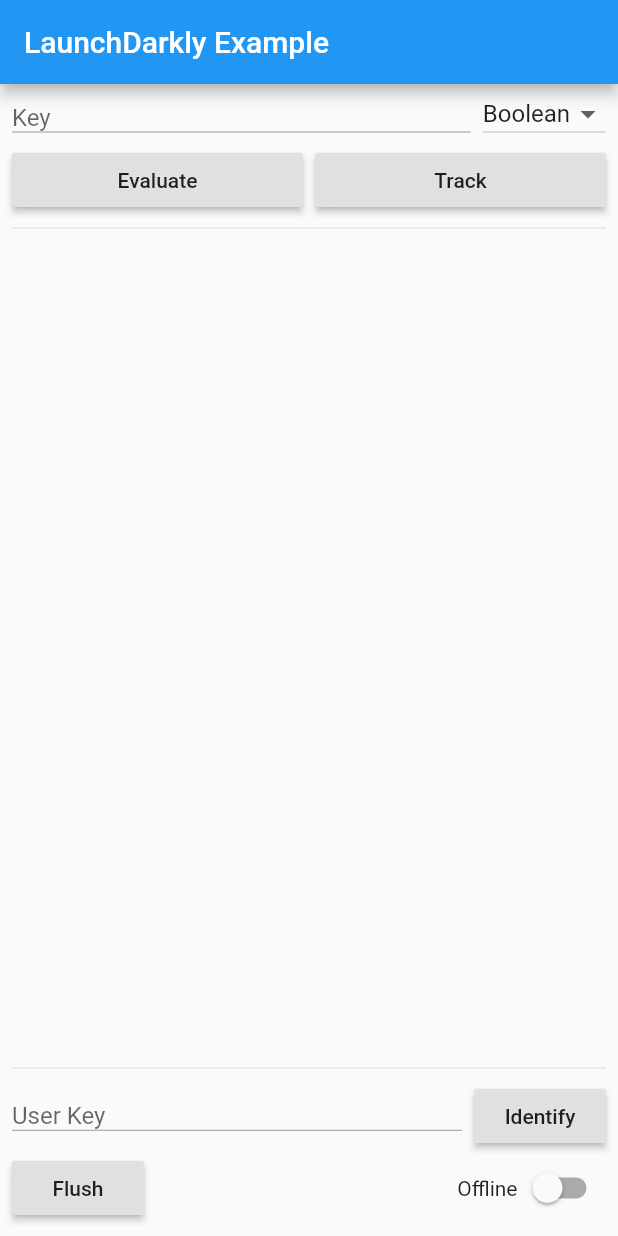
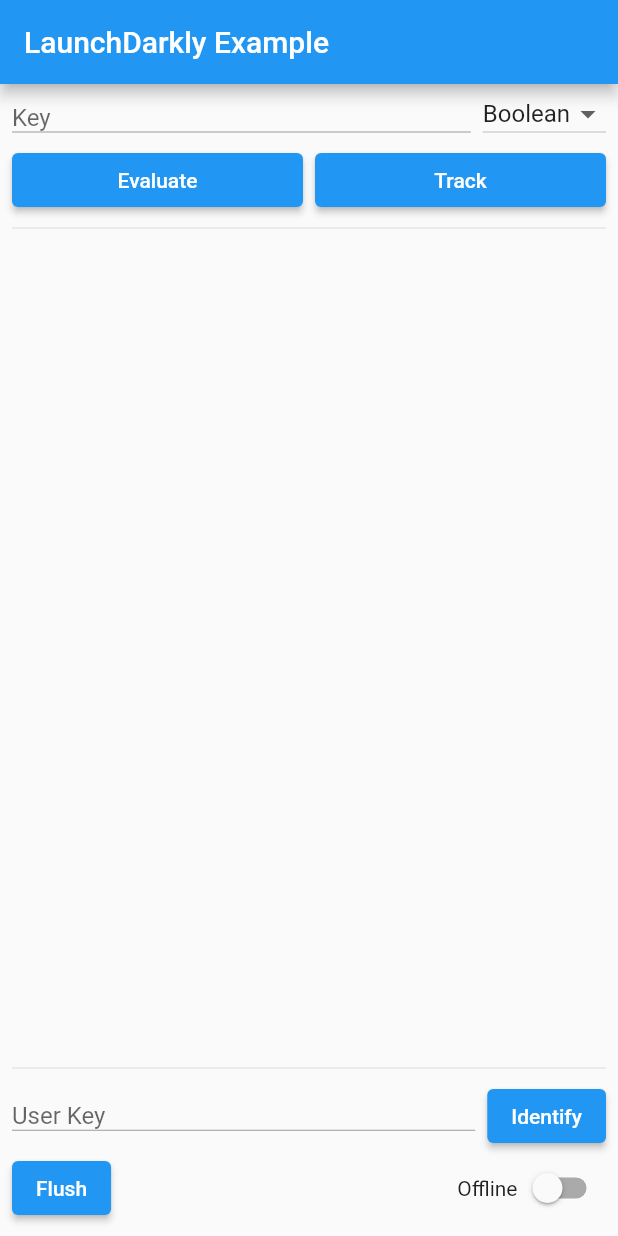
Before and after one commit to launchdarkly/flutter-client-sdk, a Flutter app: the screen it shows after launch, on a phone screen of 412 x 824 dp. Run offline on Flutter 3.47's test engine with Material 2 defaults, Android fonts, the phone set to English and light mode, and no system bars.

```diff
--- a/example/lib/main.dart
+++ b/example/lib/main.dart
@@ -116,9 +116,9 @@ class _MyAppState extends State<MyApp> {
               ]),
               Padding(padding: EdgeInsets.symmetric(vertical: 4.0)),
               Row(children: [
-                Expanded(child: RaisedButton(child: Text('Evaluate'), onPressed: evaluate)),
+                Expanded(child: ElevatedButton(child: Text('Evaluate'), onPressed: evaluate)),
                 Padding(padding: EdgeInsets.symmetric(horizontal: 4.0)),
-                Expanded(child: RaisedButton(child: Text('Track'), onPressed: track))
+                Expanded(child: ElevatedButton(child: Text('Track'), onPressed: track))
               ]),
               Divider(),
               Row(children: [Text("$evalResult", textAlign: TextAlign.start)]),
@@ -128,10 +128,10 @@ class _MyAppState extends State<MyApp> {
                 Expanded(child: TextField(onChanged: (text) { setState(() { userKey = text; }); },
                     decoration: InputDecoration.collapsed(hintText: 'User Key', border: UnderlineInputBorder()))),
                 Padding(padding: EdgeInsets.symmetric(horizontal: 4.0)),
-                RaisedButton(child: Text('Identify'), onPressed: identify)
+                ElevatedButton(child: Text('Identify'), onPressed: identify)
               ]),
               Row(children: [
-                RaisedButton(child: Text('Flush'), onPressed: flush),
+                ElevatedButton(child: Text('Flush'), onPressed: flush),
                 Spacer(),
                 Text('Offline'),
                 Switch(value: offline, onChanged: toggleOffline)
```
Also changed, not shown: example/pubspec.lock, 1 other file.
